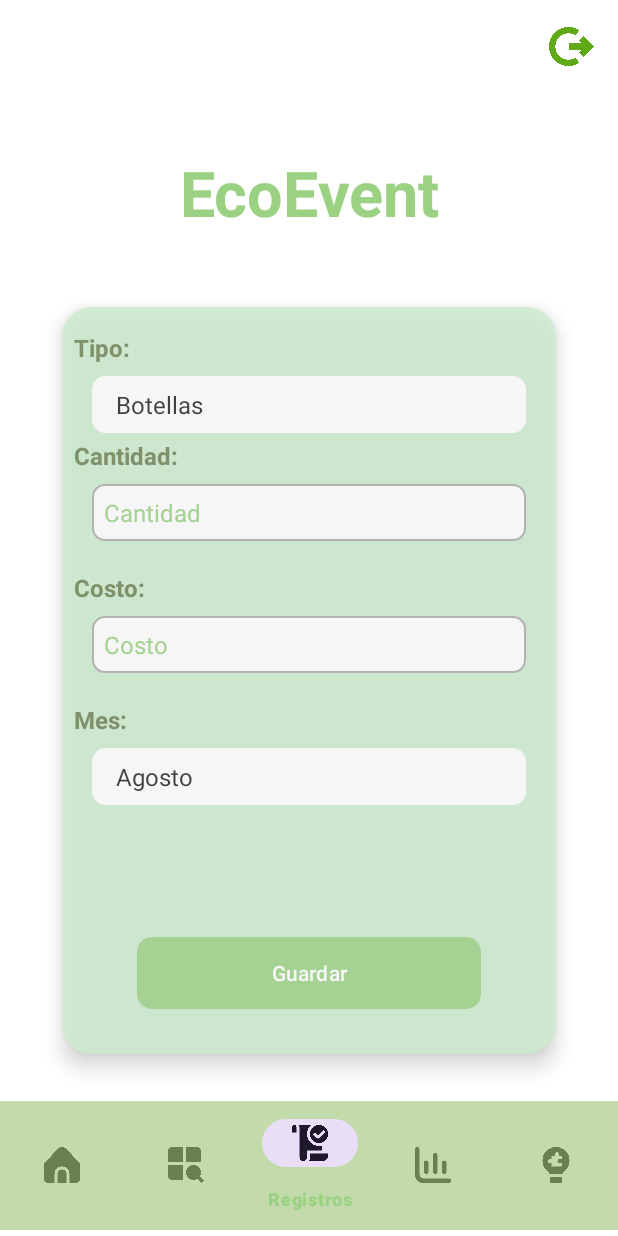
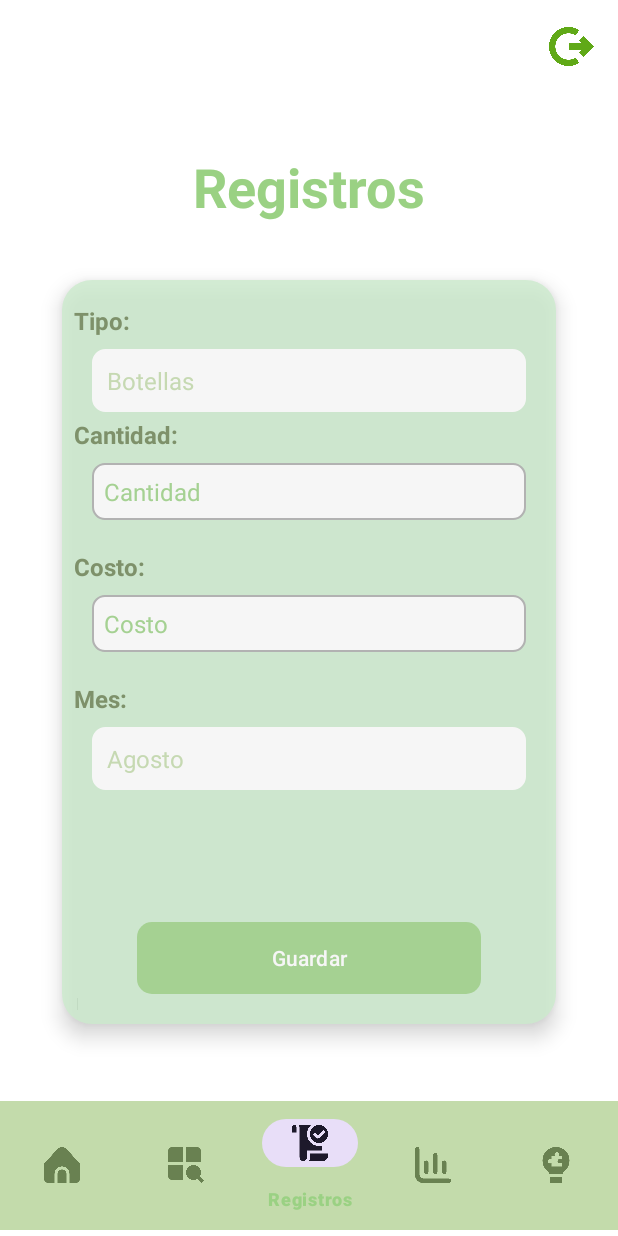
Before and after one commit to Jhonpocket/EcoEvent, an Android app: the RegistrosActivity screen opened directly, with no data from a screen before it, on a phone screen of 412 x 824 dp. Run offline under Robolectric (Android 15) with nearby library versions, the phone set to English and light mode, and no system bars.

Commit message:
se actualiza colores de spinners y forma

```diff
--- a/app/src/main/java/com/example/ecoevent/RegistrosActivity.java
+++ b/app/src/main/java/com/example/ecoevent/RegistrosActivity.java
@@ -70,11 +70,11 @@ public class RegistrosActivity extends AppCompatActivity {
 
         // Mostrar la lista correspondiente según la selección
         if ("Bebidas".equals(selectedItem) || "Alimentos".equals(selectedItem)  || selectedItem == null  || selectedItem.isEmpty()  || "Seleccione".equals(selectedItem)) {
-            ArrayAdapter<String> adapterTipo = new ArrayAdapter<>(this, android.R.layout.simple_spinner_item, tiposPlasticos);
+            ArrayAdapter<String> adapterTipo = new ArrayAdapter<>(this, R.layout.spinner_item, tiposPlasticos);
             adapterTipo.setDropDownViewResource(android.R.layout.simple_spinner_dropdown_item);
             spinner_tipo.setAdapter(adapterTipo);
         } else if ("Decoraciones".equals(selectedItem)) {
-            ArrayAdapter<String> adapterTipo = new ArrayAdapter<>(this, android.R.layout.simple_spinner_item, decoraciones);
+            ArrayAdapter<String> adapterTipo = new ArrayAdapter<>(this, R.layout.spinner_item, decoraciones);
             adapterTipo.setDropDownViewResource(android.R.layout.simple_spinner_dropdown_item);
             spinner_tipo.setAdapter(adapterTipo);
         }
@@ -86,7 +86,7 @@ public class RegistrosActivity extends AppCompatActivity {
             meses[i] = getMonthName(i);
         }
 
-        ArrayAdapter<String> adapterMes = new ArrayAdapter<>(this, android.R.layout.simple_spinner_item, meses);
+        ArrayAdapter<String> adapterMes = new ArrayAdapter<>(this, R.layout.spinner_item, meses);
         adapterMes.setDropDownViewResource(android.R.layout.simple_spinner_dropdown_item);
         spinner_mes.setAdapter(adapterMes);
         spinner_mes.setSelection(mesActual);
--- a/app/src/main/res/layout/activity_registros.xml
+++ b/app/src/main/res/layout/activity_registros.xml
@@ -29,10 +29,10 @@
             android:layout_width="match_parent"
             android:layout_height="wrap_content"
             android:layout_marginBottom="16dp"
-            android:text="@string/app_title"
+            android:text="@string/registros_text"
             android:textAlignment="center"
             android:textColor="@color/primary_text_color"
-            android:textSize="42sp"
+            android:textSize="36sp"
             android:textStyle="bold" />
     </LinearLayout>
     <!-- Logout Icon -->
@@ -58,6 +58,7 @@
         android:layout_height="wrap_content"
         android:layout_marginStart="50dp"
         android:layout_marginEnd="50dp"
+        android:layout_marginBottom="30dp"
         android:alpha="0.8"
         android:background="@drawable/rounded_corners"
         android:elevation="8dp"
@@ -91,7 +92,7 @@
             android:layout_height="wrap_content"
             android:layout_marginHorizontal="20dp"
             android:layout_marginTop="0dp"
-            android:padding="8dp"
+            android:padding="2dp"
             android:background="@drawable/spinner_background"
             app:layout_constraintEnd_toEndOf="parent"
             app:layout_constraintStart_toStartOf="parent"
@@ -178,7 +179,7 @@
             android:layout_height="wrap_content"
             android:layout_marginHorizontal="20dp"
             android:layout_marginTop="0dp"
-            android:padding="8dp"
+            android:padding="2dp"
             android:background="@drawable/spinner_background"
             app:layout_constraintEnd_toEndOf="parent"
             app:layout_constraintStart_toStartOf="parent"
@@ -192,7 +193,7 @@
             android:layout_height="wrap_content"
             android:layout_marginHorizontal="50dp"
             android:layout_marginTop="88dp"
-            android:layout_marginBottom="30dp"
+            android:layout_marginBottom="20dp"
             android:background="@drawable/rounded_corners_button"
             android:backgroundTint="#2F651C"
             android:text="@string/guardar"
--- a/app/src/main/res/layout/activity_tips.xml
+++ b/app/src/main/res/layout/activity_tips.xml
@@ -26,9 +26,9 @@
         android:layout_height="wrap_content"
         android:layout_marginHorizontal="20dp"
         android:layout_marginTop="20dp"
-        android:text="Ecotips"
-        android:textColor="#9AD183"
-        android:textSize="24dp"
+        android:text="@string/ecotips"
+        android:textColor="@color/primary_text_color"
+        android:textSize="24sp"
         android:textStyle="bold" />
 
     <!-- Logout Icon -->
--- a/app/src/main/res/layout/spinner_item.xml
+++ b/app/src/main/res/layout/spinner_item.xml
@@ -2,6 +2,6 @@
 <TextView xmlns:android="http://schemas.android.com/apk/res/android"
     android:layout_width="match_parent"
     android:layout_height="wrap_content"
-    android:textSize="18sp"
+    android:textSize="16sp"
     android:padding="8dp"
     android:textColor="@color/menu_text_color" />
--- a/app/src/main/res/layout/statistics_screen.xml
+++ b/app/src/main/res/layout/statistics_screen.xml
@@ -30,8 +30,8 @@
         android:layout_marginStart="20dp"
         android:layout_marginTop="20dp"
         android:text="@string/estad_sticas"
-        android:textColor="#9AD183"
-        android:textSize="24dp"
+        android:textColor="@color/primary_text_color"
+        android:textSize="24sp"
         app:layout_constraintStart_toStartOf="parent"
         app:layout_constraintTop_toTopOf="parent" />
 
--- a/app/src/main/res/values-night/strings.xml
+++ b/app/src/main/res/values-night/strings.xml
@@ -37,6 +37,7 @@
     <string name="password_recovery_email_sent_please_check_your_inbox">Correo electrónico de recuperación de contraseña enviado. Por favor revisa tu bandeja de entrada.</string>
     <string name="back">Back</string>
     <string name="confirmar_contrase_a">Confirmar Contraseña</string>
+    <string name="ecotips">Ecotips</string>
     <string-array name="spinner_items">
         <item>Seleccione</item>
         <item>Bebidas</item>
--- a/app/src/main/res/values/strings.xml
+++ b/app/src/main/res/values/strings.xml
@@ -46,4 +46,5 @@
     <string name="password_recovery_email_sent_please_check_your_inbox">Correo electrónico de recuperación de contraseña enviado. Por favor revisa tu bandeja de entrada</string>
     <string name="back">Back</string>
     <string name="confirmar_contrase_a">Confirmar Contraseña</string>
+    <string name="ecotips">Ecotips</string>
 </resources>
```
Also changed, not shown: app/src/main/res/layout/activity_categoria.xml (+2 -14 lines), app/src/main/res/layout/screen_main.xml (+0 -11 lines), 1 other file.
